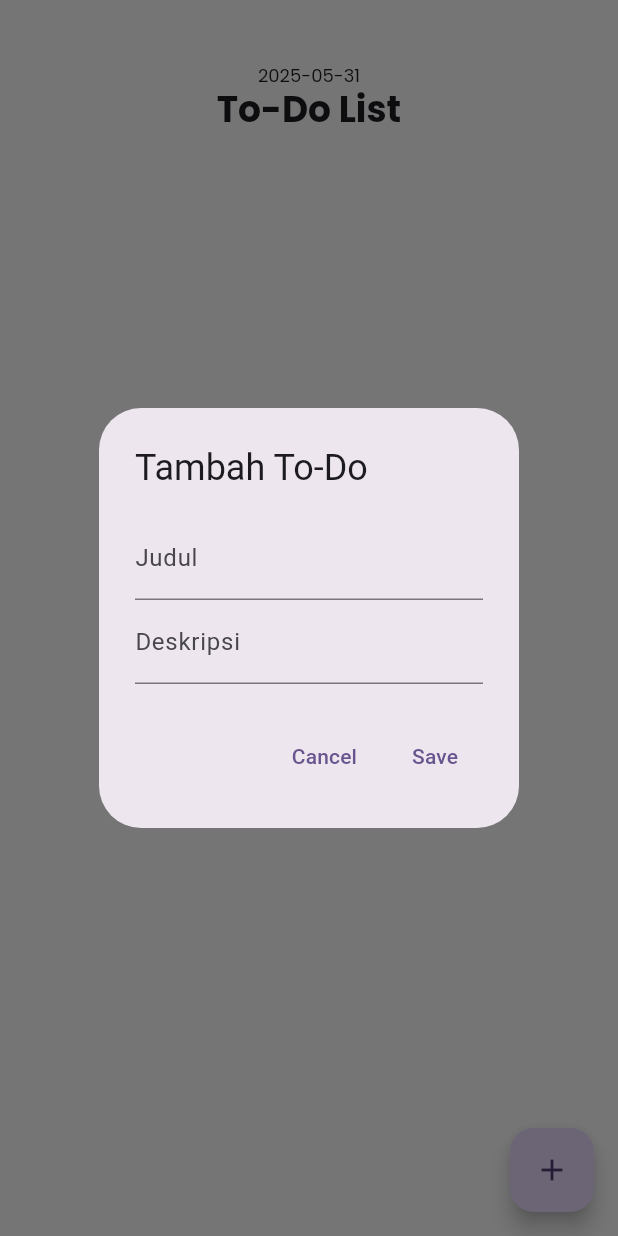
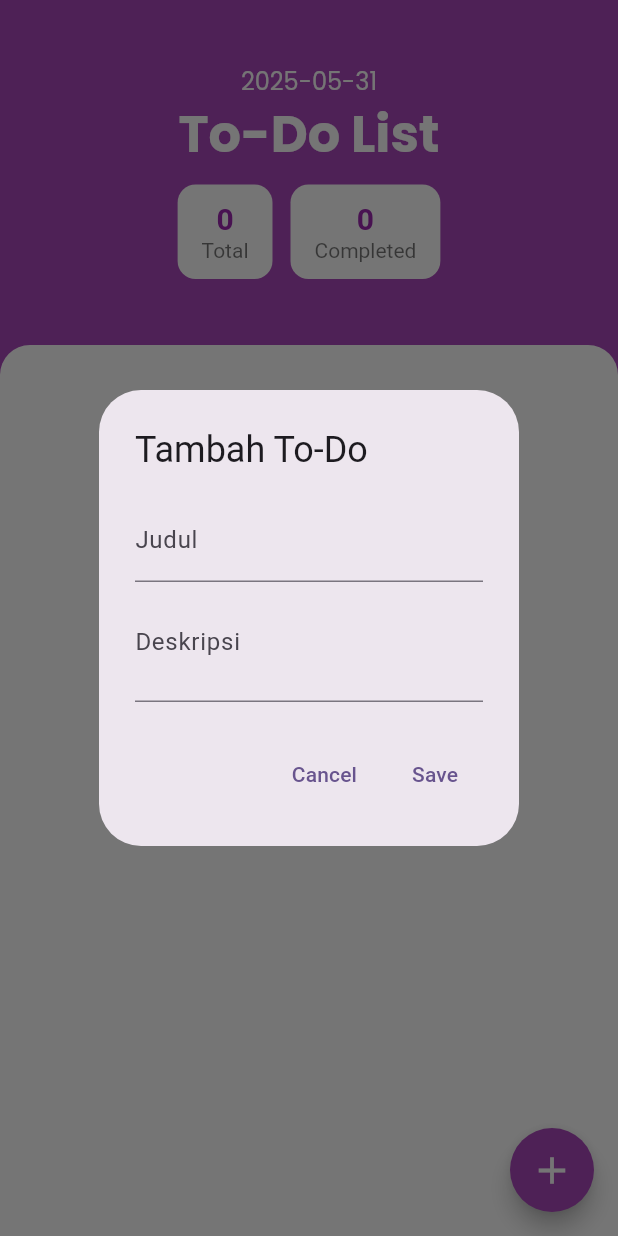
Before and after one commit to Tenzzura/todo_list_flutter, a Flutter app: the screen it shows after launch, after a tap on the "add" icon, on a phone screen of 412 x 824 dp. Run offline on Flutter 3.47's test engine with Material 3 defaults, Android fonts, the phone set to English and light mode, and no system bars; our stand-ins replace isar; accounts and stored records are empty; generated files the repository leaves out were written again.

Commit message:
update ui

```diff
--- a/lib/models/todo.dart
+++ b/lib/models/todo.dart
@@ -13,6 +13,7 @@ class Todo {
   DateTime? createdAt;
   bool isCompleted = false;
 
+  // Constructor
   Todo copyWith({
     String? title,
     String? description,
--- a/lib/pages/home_page.dart
+++ b/lib/pages/home_page.dart
@@ -6,6 +6,8 @@ import 'package:to_do_list/services/database_service.dart';
 
 class HomePage extends StatefulWidget {
   const HomePage({super.key});
+
+
 
   @override
   State<HomePage> createState() => _HomePageState();
@@ -39,43 +41,113 @@ class _HomePageState extends State<HomePage> {
 
   @override
   Widget build(BuildContext context) {
+    int totalTodos = todos.length; // contoh data
+    int completedTodos = todos.where((todo) => todo.isCompleted).length;
+
     return Scaffold(
-      backgroundColor: Colors.white,
+      backgroundColor: Colors.purple[400],
       appBar: AppBar(
-        toolbarHeight: 100,
-        title: Center(child: Padding(
+        backgroundColor: Colors.purple[400],
+        toolbarHeight: 200,
+        title: Padding(
           padding: const EdgeInsets.only(top: 30.0),
-          child: Column(children: [
-
-             Text(DateTime.now().toString().split(' ')[0], style: const TextStyle(fontSize: 12, fontFamily: "Poppins", fontWeight: FontWeight.w300)),
-             const Text('To-Do List', style: TextStyle(fontSize: 24, fontFamily: "Poppins", fontWeight: FontWeight.bold))
-          ],),
-        )),
-        backgroundColor: Colors.white,
+          child: Column(
+            crossAxisAlignment: CrossAxisAlignment.center,
+            children: [
+              Text(
+                DateTime.now().toString().split(' ')[0],
+                style: const TextStyle(
+                  fontSize: 16,
+                  fontFamily: "Poppins",
+                  fontWeight: FontWeight.w300,
+                  color: Colors.white,
+                ),
+              ),
+              const SizedBox(height: 4),
+              const Text(
+                'To-Do List',
+                style: TextStyle(
+                  fontSize: 34,
+                  fontFamily: "Poppins",
+                  fontWeight: FontWeight.bold,
+                  color: Colors.white,
+                ),
+              ),
+              const SizedBox(height: 12),
+              Row(
+                mainAxisAlignment: MainAxisAlignment.center,
+                children: [
+                  _buildTotalBox('Total', totalTodos),
+                  const SizedBox(width: 12),
+                  _buildTotalBox('Completed', completedTodos),
+                ],
+              ),
+            ],
+          ),
+        ),
+        centerTitle: true,
       ),
       body: Container(
         margin: const EdgeInsets.only(top: 30),
         child: _buildApp(),
       ),
-
-      // tombol tambah
       floatingActionButton: FloatingActionButton(
         onPressed: () {
           _addOrEditToDo();
         },
-        child: const Icon(Icons.add),
+        backgroundColor: Colors.purple[400],
+        shape: RoundedRectangleBorder(borderRadius: BorderRadius.circular(100)),
+        child: const Icon(Icons.add, color: Colors.white, size: 30),
       ),
     );
   }
+
+  //widget untuk menampilkan total to-do dan to-do yang sudah selesai
+  Widget _buildTotalBox(String label, int count) {
+    return Container(
+      padding: const EdgeInsets.symmetric(horizontal: 16, vertical: 10),
+      decoration: BoxDecoration(
+        color: Colors.white,
+        borderRadius: BorderRadius.circular(12),
+      ),
+      child: Column(
+        children: [
+          Text(
+            count.toString(),
+            style: const TextStyle(
+              fontSize: 20,
+              fontWeight: FontWeight.bold,
+              color: Colors.purple,
+            ),
+          ),
+          Text(
+            label,
+            style: const TextStyle(fontSize: 14, color: Colors.black54),
+          ),
+        ],
+      ),
+    );
+  }
+
   Widget _buildApp() {
-    return Padding(
+    return Container(
+      decoration: BoxDecoration(
+        color: Colors.white,
+        borderRadius: const BorderRadius.only(
+          topLeft: Radius.circular(20),
+          topRight: Radius.circular(20),
+        ),
+      ),
+      child: Padding(
         padding: const EdgeInsets.all(8.0),
         child: ListView.builder(
           itemCount: todos.length,
           itemBuilder: (context, index) {
             final todo = todos[index];
+
+            //
             return Card(
-            color: todo.isCompleted ? Colors.grey[400] : Colors.grey[100],
+              color: todo.isCompleted ? Colors.grey[600] : Colors.white,
               child: ListTile(
                 // ketika di tap, akan menampilkan konfirmasi untuk menghapus
                 onTap: () async {
@@ -117,7 +189,7 @@ class _HomePageState extends State<HomePage> {
                   style: TextStyle(
                     fontFamily: "Poppins",
                     fontSize: 15,
-                  fontWeight: FontWeight.w400,
+                    fontWeight: FontWeight.w600,
                     decoration: todo.isCompleted
                         ? TextDecoration.lineThrough
                         : null,
@@ -139,7 +211,12 @@ class _HomePageState extends State<HomePage> {
                     if (todo.createdAt != null)
                       Text(
                         'Dibuat: ${todo.createdAt?.day}/${todo.createdAt?.month}/${todo.createdAt?.year}',
-                      style: const TextStyle(fontSize: 12, color: Colors.grey),
+                        style: TextStyle(
+                          fontSize: 12,
+                          color: todo.isCompleted
+                              ? Colors.black
+                              : Colors.grey[700],
+                        ),
                       ),
                   ],
                 ),
@@ -148,13 +225,13 @@ class _HomePageState extends State<HomePage> {
                   children: [
                     // icon untuk mengedit to-do
                     IconButton(
-                    icon: const Icon(Icons.edit),
+                      icon: const Icon(Icons.edit, color: Colors.grey),
                       onPressed: () {
                         _addOrEditToDo(todo: todo);
                       },
                     ),
                     Checkbox(
-                    value: todo.isCompleted ,
+                      value: todo.isCompleted,
                       onChanged: (value) async {
                         await DatabaseService.db.writeTxn(() async {
                           await DatabaseService.db.todos.put(
@@ -168,6 +245,7 @@ class _HomePageState extends State<HomePage> {
               ),
             );
           },
+        ),
       ),
     );
   }
@@ -197,6 +275,8 @@ class _HomePageState extends State<HomePage> {
               TextField(
                 controller: descriptionController,
                 decoration: const InputDecoration(labelText: "Deskripsi"),
+                maxLines: 4,
+                minLines: 2,
               ),
             ],
           ),
@@ -232,9 +312,7 @@ class _HomePageState extends State<HomePage> {
                   Navigator.pop(context);
                 } else {
                   ScaffoldMessenger.of(context).showSnackBar(
-                    const SnackBar(
-                      content: Text('Judul dan Deskripsi tidak boleh kosong'),
-                    ),
+                    const SnackBar(content: Text('Judul tidak boleh kosong')),
                   );
                   Navigator.pop(context);
                 }
```
Lines whose indentation alone changed are shown as unchanged.
